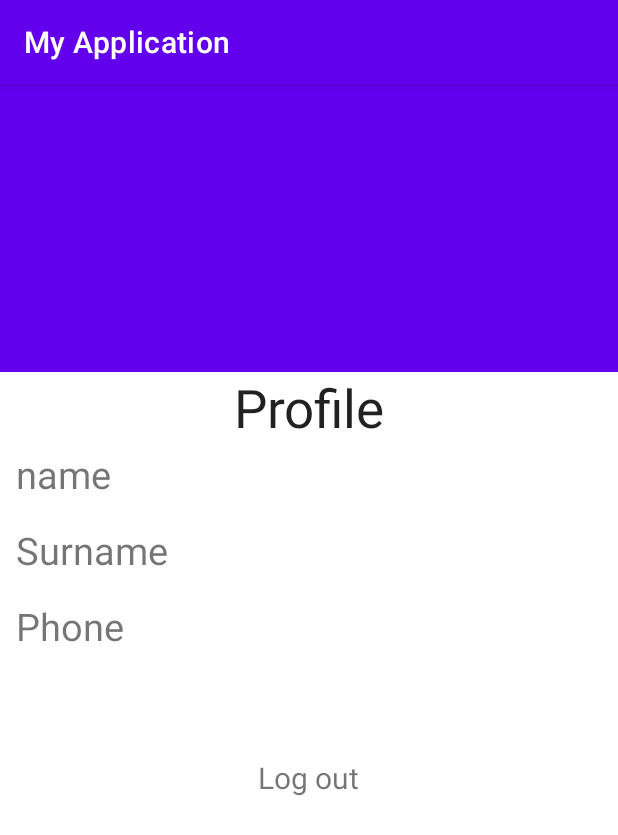
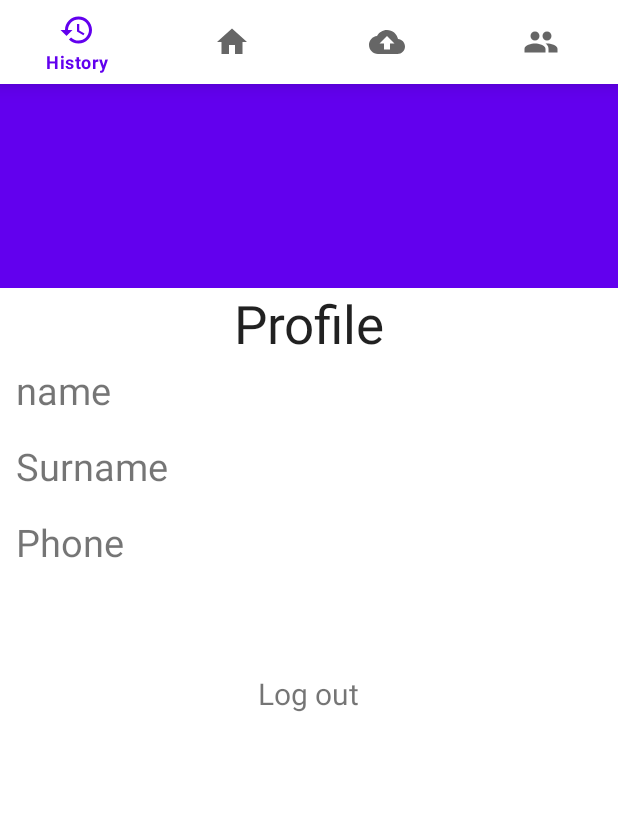
Before and after one commit to refilw/LostNFoundUJ, an Android app: the ProfileActivity screen opened directly, with no data from a screen before it, on a phone screen of 412 x 824 dp. Shown: the top 835 px of the screen. Run offline under Robolectric (Android 15) with nearby library versions, the phone set to English and light mode, and no system bars; our stand-ins replace Firebase (no records; nobody signed in at launch, a user with empty details on screens opened directly); pictures from the network do not load; 3 statements that could not run were skipped.

```diff
--- /dev/null
+++ b/app/src/main/res/drawable/ic_baseline_cloud_upload_24.xml
@@ -0,0 +1,5 @@
+<vector android:height="24dp" android:tint="#46900D"
+    android:viewportHeight="24" android:viewportWidth="24"
+    android:width="24dp" xmlns:android="http://schemas.android.com/apk/res/android">
+    <path android:fillColor="@android:color/white" android:pathData="M19.35,10.04C18.67,6.59 15.64,4 12,4 9.11,4 6.6,5.64 5.35,8.04 2.34,8.36 0,10.91 0,14c0,3.31 2.69,6 6,6h13c2.76,0 5,-2.24 5,-5 0,-2.64 -2.05,-4.78 -4.65,-4.96zM14,13v4h-4v-4H7l5,-5 5,5h-3z"/>
+</vector>
--- /dev/null
+++ b/app/src/main/res/drawable/ic_baseline_history_24.xml
@@ -0,0 +1,5 @@
+<vector android:height="24dp" android:tint="#46900D"
+    android:viewportHeight="24" android:viewportWidth="24"
+    android:width="24dp" xmlns:android="http://schemas.android.com/apk/res/android">
+    <path android:fillColor="@android:color/white" android:pathData="M13,3c-4.97,0 -9,4.03 -9,9L1,12l3.89,3.89 0.07,0.14L9,12L6,12c0,-3.87 3.13,-7 7,-7s7,3.13 7,7 -3.13,7 -7,7c-1.93,0 -3.68,-0.79 -4.94,-2.06l-1.42,1.42C8.27,19.99 10.51,21 13,21c4.97,0 9,-4.03 9,-9s-4.03,-9 -9,-9zM12,8v5l4.28,2.54 0.72,-1.21 -3.5,-2.08L13.5,8L12,8z"/>
+</vector>
--- a/app/src/main/res/layout/activity_edit_profile.xml
+++ b/app/src/main/res/layout/activity_edit_profile.xml
@@ -1,6 +1,7 @@
 <?xml version="1.0" encoding="utf-8"?>
 <androidx.coordinatorlayout.widget.CoordinatorLayout xmlns:android="http://schemas.android.com/apk/res/android"
     xmlns:app="http://schemas.android.com/apk/res-auto"
+
     xmlns:tools="http://schemas.android.com/tools"
     android:layout_width="match_parent"
     android:layout_height="match_parent">
--- a/app/src/main/res/layout/activity_home.xml
+++ b/app/src/main/res/layout/activity_home.xml
@@ -5,9 +5,6 @@
     android:layout_width="match_parent"
     android:layout_height="match_parent"
     tools:context=".Home">
-
-
-
 
     <com.google.android.material.bottomnavigation.BottomNavigationView
         android:id="@+id/bottom_navigation"
@@ -21,6 +18,5 @@
         android:layout_width="match_parent"
         android:layout_height="wrap_content"
         android:ems="10"
-        android:inputType="textPersonName"
-        android:text="Name" />
+        android:inputType="textPersonName"/>
 </RelativeLayout>
--- a/app/src/main/res/layout/activity_profile.xml
+++ b/app/src/main/res/layout/activity_profile.xml
@@ -17,13 +17,15 @@
             <androidx.appcompat.widget.Toolbar
                 android:id="@+id/toolbar"
                 android:layout_height="?attr/actionBarSize"
-                android:layout_width="match_parent"></androidx.appcompat.widget.Toolbar>
+                android:layout_width="match_parent">
+
+            </androidx.appcompat.widget.Toolbar>
         </com.google.android.material.appbar.CollapsingToolbarLayout>
     </com.google.android.material.appbar.AppBarLayout>
-
     <androidx.core.widget.NestedScrollView
+        android:id="@+id/nestedScrollView"
         android:layout_width="match_parent"
-        android:layout_height="match_parent"
+        android:layout_height="430dp"
         app:layout_behavior="com.google.android.material.appbar.AppBarLayout$ScrollingViewBehavior">
 
         <LinearLayout
@@ -49,10 +51,10 @@
                     android:id="@+id/imageViewName"
                     android:layout_width="wrap_content"
                     android:layout_height="match_parent"
+                    android:layout_marginLeft="5dp"
                     android:layout_marginTop="1dp"
-                    android:layout_marginBottom="1dp"
                     android:layout_marginRight="5dp"
-                    android:layout_marginLeft="5dp" />
+                    android:layout_marginBottom="1dp" />
 
                 <TextView
                     android:id="@+id/profile_name_textView"
@@ -65,13 +67,13 @@
 
                 <Button
                     android:id="@+id/buttonEditName"
+                    style="?android:attr/borderlessButtonStyle"
                     android:layout_width="match_parent"
                     android:layout_height="wrap_content"
+                    android:layout_marginTop="1dp"
+                    android:layout_marginBottom="1dp"
                     android:layout_toRightOf="@+id/profile_name_textView"
-                    style="?android:attr/borderlessButtonStyle"
-                    android:onClick="buttonClickedEditName"
-                    android:layout_marginTop="1dp"
-                    android:layout_marginBottom="1dp" />
+                    android:onClick="buttonClickedEditName" />
             </TableRow>
 
             <TableRow
@@ -83,10 +85,10 @@
                     android:id="@+id/imageViewSurname"
                     android:layout_width="wrap_content"
                     android:layout_height="match_parent"
+                    android:layout_marginLeft="5dp"
                     android:layout_marginTop="1dp"
-                    android:layout_marginBottom="1dp"
                     android:layout_marginRight="5dp"
-                    android:layout_marginLeft="5dp" />
+                    android:layout_marginBottom="1dp" />
 
                 <TextView
                     android:id="@+id/profile_surname_textView"
@@ -99,13 +101,13 @@
 
                 <Button
                     android:id="@+id/buttonEditSurname"
+                    style="?android:attr/borderlessButtonStyle"
                     android:layout_width="match_parent"
                     android:layout_height="wrap_content"
+                    android:layout_marginTop="1dp"
+                    android:layout_marginBottom="1dp"
                     android:layout_toRightOf="@+id/profile_name_textView"
-                    style="?android:attr/borderlessButtonStyle"
-                    android:onClick="buttonClickedEditSurname"
-                    android:layout_marginTop="1dp"
-                    android:layout_marginBottom="1dp" />
+                    android:onClick="buttonClickedEditSurname" />
             </TableRow>
 
             <TableRow
@@ -117,29 +119,29 @@
                     android:id="@+id/imageViewPhone"
                     android:layout_width="wrap_content"
                     android:layout_height="match_parent"
+                    android:layout_marginLeft="5dp"
                     android:layout_marginTop="1dp"
-                    android:layout_marginBottom="1dp"
                     android:layout_marginRight="5dp"
-                    android:layout_marginLeft="5dp" />
+                    android:layout_marginBottom="1dp" />
 
                 <TextView
                     android:id="@+id/profile_phoneno_textView"
                     android:layout_width="280dp"
                     android:layout_height="wrap_content"
                     android:layout_marginTop="1dp"
+                    android:layout_marginBottom="1dp"
                     android:text="Phone"
-                    android:layout_marginBottom="1dp"
                     android:textSize="25sp" />
 
                 <Button
                     android:id="@+id/buttonEditPhoneNo"
+                    style="?android:attr/borderlessButtonStyle"
                     android:layout_width="match_parent"
                     android:layout_height="wrap_content"
+                    android:layout_marginTop="1dp"
+                    android:layout_marginBottom="1dp"
                     android:layout_toRightOf="@+id/profile_name_textView"
-                    style="?android:attr/borderlessButtonStyle"
-                    android:onClick="buttonClickedEditPhoneNo"
-                    android:layout_marginTop="1dp"
-                    android:layout_marginBottom="1dp" />
+                    android:onClick="buttonClickedEditPhoneNo" />
             </TableRow>
 
             <TableRow
@@ -151,10 +153,10 @@
                     android:id="@+id/imageViewMail"
                     android:layout_width="wrap_content"
                     android:layout_height="match_parent"
+                    android:layout_marginLeft="5dp"
                     android:layout_marginTop="1dp"
-                    android:layout_marginBottom="1dp"
                     android:layout_marginRight="5dp"
-                    android:layout_marginLeft="5dp" />
+                    android:layout_marginBottom="1dp" />
 
                 <TextView
                     android:id="@+id/textViewEmailAdress"
@@ -165,18 +167,25 @@
                     android:text="email"
                     android:textSize="25sp" />
             </TableRow>
+
             <TextView
                 android:id="@+id/btn_log_out"
-                android:textSize="20sp"
                 android:layout_width="wrap_content"
                 android:layout_height="wrap_content"
                 android:layout_gravity="center_horizontal"
                 android:layout_marginTop="20dp"
                 android:layout_marginBottom="20dp"
+                android:clickable="true"
+                android:gravity="center"
+                android:onClick="navigateLogOut"
                 android:text="Log out"
-                android:onClick="navigateLogOut"
-                android:clickable="true"
-                android:gravity="center" />
+                android:textSize="20sp" />
         </LinearLayout>
     </androidx.core.widget.NestedScrollView>
+    <com.google.android.material.bottomnavigation.BottomNavigationView
+        android:id="@+id/bottom_navigation"
+        android:layout_width="match_parent"
+        android:layout_height="wrap_content"
+        android:layout_alignParentBottom="false"
+        app:menu="@menu/menu" />
 </androidx.coordinatorlayout.widget.CoordinatorLayout>
--- a/app/src/main/res/layout/activity_registration.xml
+++ b/app/src/main/res/layout/activity_registration.xml
@@ -5,6 +5,7 @@
     xmlns:tools="http://schemas.android.com/tools"
     android:layout_width="match_parent"
     android:layout_height="match_parent"
+    android:background="@color/Gray"
     android:fitsSystemWindows="true"
     tools:context=".Registration">
 
@@ -14,6 +15,11 @@
         android:gravity="center"
         android:orientation="vertical">
 
+        <ImageView
+            android:id="@+id/imageView2"
+            android:layout_width="match_parent"
+            android:layout_height="157dp"
+            app:srcCompat="@drawable/logo" />
 
         <EditText
             android:id="@+id/email"
--- a/app/src/main/res/menu/menu.xml
+++ b/app/src/main/res/menu/menu.xml
@@ -4,8 +4,8 @@
     <item
         android:id = "@+id/action_favorites"
         android:enabled = "true"
-        android:icon="@drawable/ic_baseline_favorite_24"
-        android:title="Favorites"
+        android:icon="@drawable/ic_baseline_history_24"
+        android:title="History"
         app:showAsAction = "ifRoom"
         />
     <item
@@ -16,6 +16,13 @@
         app:showAsAction = "ifRoom"
         />
     <item
+        android:id = "@+id/action_upload"
+        android:enabled = "true"
+        android:icon="@drawable/ic_baseline_cloud_upload_24"
+        android:title="Upload"
+        app:showAsAction = "ifRoom"
+        />
+    <item
         android:id = "@+id/action_profile"
         android:enabled = "true"
         android:icon="@drawable/ic_baseline_group_24"
--- a/app/src/main/res/values-night/themes.xml
+++ b/app/src/main/res/values-night/themes.xml
@@ -1,6 +1,6 @@
 <resources xmlns:tools="http://schemas.android.com/tools">
     <!-- Base application theme. -->
-    <style name="Theme.MyApplication" parent="Theme.MaterialComponents.DayNight.DarkActionBar">
+    <style name="Theme.MyApplication" parent="Theme.MaterialComponents.DayNight.NoActionBar">
         <!-- Primary brand color. -->
         <item name="colorPrimary">@color/purple_200</item>
         <item name="colorPrimaryVariant">@color/purple_700</item>
--- a/app/src/main/res/values/colors.xml
+++ b/app/src/main/res/values/colors.xml
@@ -7,4 +7,5 @@
     <color name="teal_700">#FF018786</color>
     <color name="black">#FF000000</color>
     <color name="white">#FFFFFFFF</color>
+    <color name="Gray">#808080</color>
 </resources>
--- a/app/src/main/res/values/themes.xml
+++ b/app/src/main/res/values/themes.xml
@@ -1,6 +1,6 @@
 <resources xmlns:tools="http://schemas.android.com/tools">
     <!-- Base application theme. -->
-    <style name="Theme.MyApplication" parent="Theme.MaterialComponents.DayNight.DarkActionBar">
+    <style name="Theme.MyApplication" parent="Theme.MaterialComponents.DayNight.NoActionBar">
         <!-- Primary brand color. -->
         <item name="colorPrimary">@color/purple_500</item>
         <item name="colorPrimaryVariant">@color/purple_700</item>
```
Also changed, not shown: app/src/main/AndroidManifest.xml (+3 -4 lines), app/src/main/res/layout/activity_login.xml (+7 -1 lines), app/src/main/res/layout/activity_main.xml (+15 -2 lines), app/src/main/res/drawable/logo.png (added).
